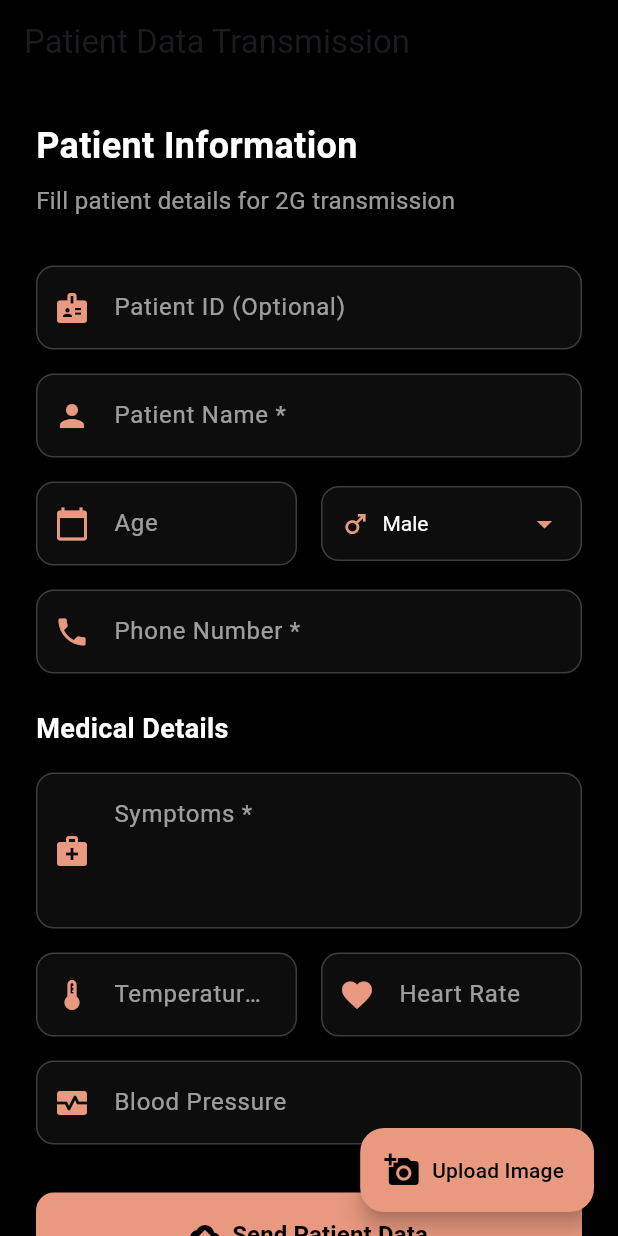
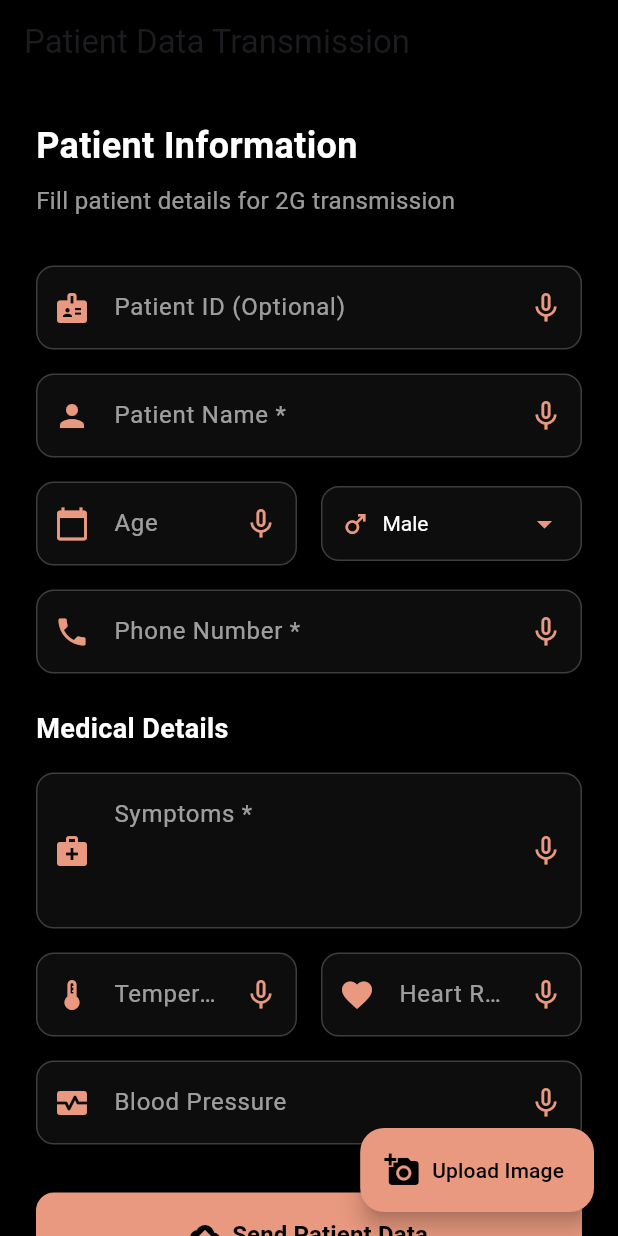
Before and after one commit to akshat2474/chikitsa, a Flutter app: the screen it shows after launch, on a phone screen of 412 x 824 dp. Run offline on Flutter 3.47's test engine with Material 3 defaults, Android fonts, the light colour scheme and no system bars; our stand-ins replace fixnum, flutter_image_compress, image_picker, permission_handler, speech_to_text; missing offline and left inert: google_mlkit_translation, protobuf, zstandard.

Commit message:
added voice support

```diff
--- /dev/null
+++ b/lib/widgets/voice_input_button.dart
@@ -0,0 +1,143 @@
+import 'package:flutter/material.dart';
+import 'package:speech_to_text/speech_to_text.dart' as stt;
+import 'package:google_mlkit_translation/google_mlkit_translation.dart';
+import 'package:permission_handler/permission_handler.dart';
+
+class VoiceInputButton extends StatefulWidget {
+  final Function(String result) onTextReceived;
+
+  const VoiceInputButton({super.key, required this.onTextReceived});
+
+  @override
+  State<VoiceInputButton> createState() => _VoiceInputButtonState();
+}
+
+class _VoiceInputButtonState extends State<VoiceInputButton> {
+  late stt.SpeechToText _speech;
+  bool _isListening = false;
+  bool _isTranslating = false;
+
+  final _onDeviceTranslator = OnDeviceTranslator(
+    sourceLanguage: TranslateLanguage.hindi,
+    targetLanguage: TranslateLanguage.english,
+  );
+
+  @override
+  void initState() {
+    super.initState();
+    _speech = stt.SpeechToText();
+  }
+
+  Future<void> _toggleListening() async {
+    await _simulateVoiceInput("नमस्ते");
+    return;
+
+    // if (_isListening) {
+    //   await _speech.stop();
+    //   setState(() => _isListening = false);
+    //   return;
+    // }
+
+    // var status = await Permission.microphone.request();
+    // if (!status.isGranted) {
+    //   print("Permission denied");
+    //   return;
+    // }
+
+    // bool available = await _speech.initialize(
+    //   onError: (val) {
+    //     print('Speech Error: ${val.errorMsg}');
+    //     setState(() => _isListening = false);
+    //   },
+    //   onStatus: (val) => print('Speech Status: $val'),
+    // );
+
+    // if (available) {
+    //   var locales = await _speech.locales();
+    //   var hasHindi = locales.any((l) => l.localeId == 'hi_IN');
+    //   print("Device supports Hindi: $hasHindi");
+    //   if (!hasHindi) {
+    //     print("Available Locales: ${locales.map((l) => l.localeId).join(', ')}");
+    //     ScaffoldMessenger.of(context).showSnackBar(
+    //       const SnackBar(content: Text('Hindi language pack missing on this device')),
+    //     );
+    //   }
+
+    //   setState(() => _isListening = true);
+
+    //   _speech.listen(
+    //     localeId: 'hi_IN',
+    //     listenFor: const Duration(seconds: 30),
+    //     pauseFor: const Duration(seconds: 5),
+    //     partialResults: true, // IMPORTANT: Get results as you speak
+    //     onResult: (val) async {
+    //       print("Heard: ${val.recognizedWords}"); // You should see this log now
+
+    //       if (val.finalResult) {
+    //         setState(() {
+    //           _isListening = false;
+    //           _isTranslating = true;
+    //         });
+
+    //         try {
+    //           if (val.recognizedWords.isNotEmpty) {
+    //             final String translation =
+    //                 await _onDeviceTranslator.translateText(val.recognizedWords);
+    //             print("Translated: $translation");
+    //             widget.onTextReceived(translation);
+    //           }
+    //         } catch (e) {
+    //           print("Translation Error: $e");
+    //         }
+
+    //         if(mounted) setState(() => _isTranslating = false);
+    //       }
+    //     },
+    //   );
+    // } else {
+    //   print("Speech initialization failed.");
+    // }
+  }
+
+  Future<void> _simulateVoiceInput(String mockHindiText) async {
+    setState(() => _isListening = true);
+    await Future.delayed(const Duration(milliseconds: 500));
+    setState(() {
+      _isListening = false;
+      _isTranslating = true;
+    });
+
+    try {
+      final String translation = await _onDeviceTranslator.translateText(mockHindiText);
+      print("DEBUG TRANSLATION: $mockHindiText -> $translation");
+      widget.onTextReceived(translation);
+    } catch (e) {
+      print("Translation Error: $e");
+    }
+
+    if (mounted) setState(() => _isTranslating = false);
+  }
+
+  @override
+  void dispose() {
+    _onDeviceTranslator.close();
+    super.dispose();
+  }
+
+  @override
+  Widget build(BuildContext context) {
+    return IconButton(
+      icon: _isTranslating
+          ? const SizedBox(
+              width: 24,
+              height: 24,
+              child: CircularProgressIndicator(strokeWidth: 2, color: Color(0xFFE8997F))
+            )
+          : Icon(
+              _isListening ? Icons.mic : Icons.mic_none,
+              color: _isListening ? Colors.red : const Color(0xFFE8997F),
+            ),
+      onPressed: _toggleListening,
+    );
+  }
+}
--- a/pubspec.yaml
+++ b/pubspec.yaml
@@ -18,6 +18,9 @@ dependencies:
   crypto: ^3.0.7
   uuid: ^4.2.0
   image_picker: ^1.2.1
+  speech_to_text: ^7.3.0
+  google_mlkit_translation: ^0.13.1
+  permission_handler: ^12.0.1
 
 dev_dependencies:
   flutter_test:
```
Also changed, not shown: lib/screens/bson_demo_screen.dart (+10 -0 lines), pubspec.lock, 4 other files.
